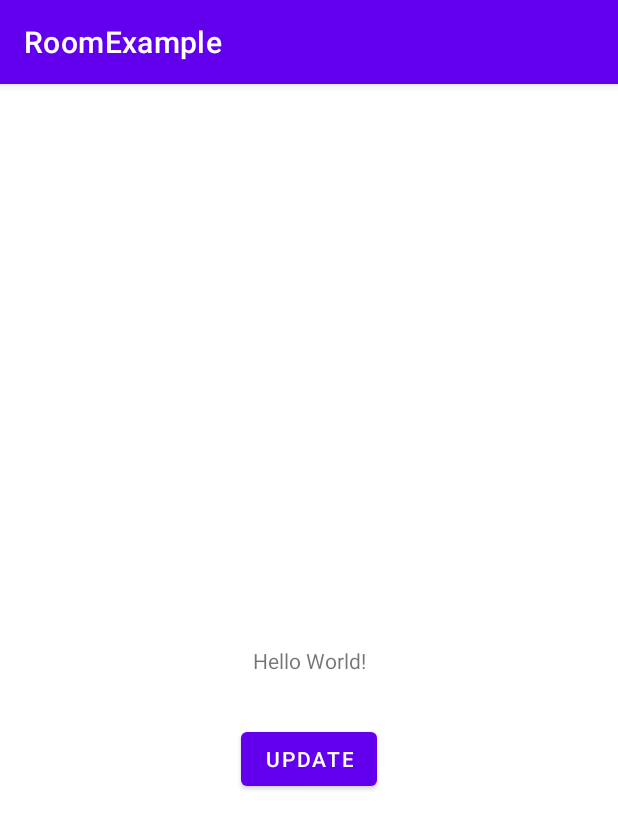
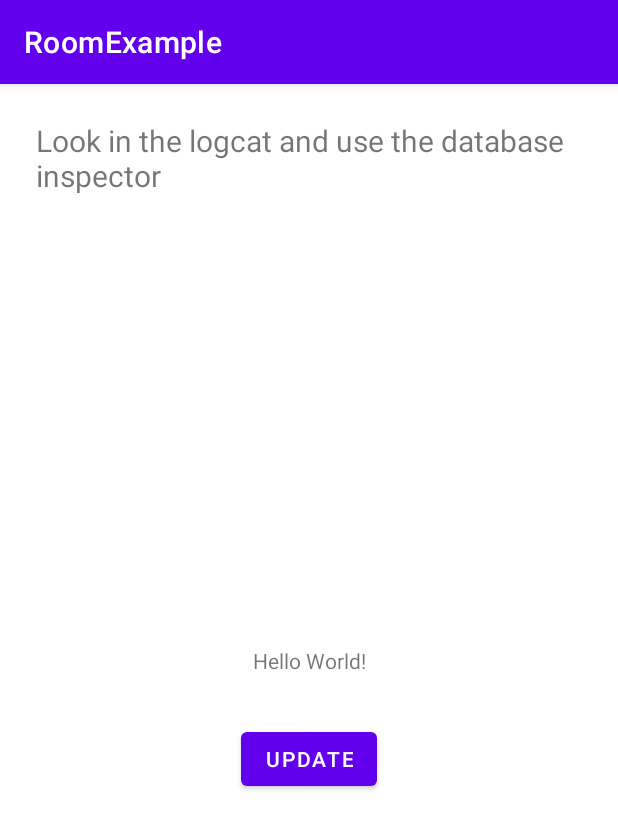
Before and after one commit to zaifrun/RoomExample, an Android app: the screen it shows after launch (MainActivity), on a phone screen of 412 x 824 dp. Shown: the top 829 px of the screen. Run offline under Robolectric (Android 15) with nearby library versions, the phone set to English and light mode, and no system bars; our stand-ins replace Room's generated code.

Commit message:
updated UI and strings.xml

```diff
--- a/app/src/main/java/org/pondar/roomexample/MainActivity.kt
+++ b/app/src/main/java/org/pondar/roomexample/MainActivity.kt
@@ -22,7 +22,7 @@ class MainActivity : AppCompatActivity() {
         viewModel = ViewModelProvider(this)[MainViewModel::class.java]
 
         // To insert some test data - NOTE: also clears the database
-       // viewModel.addTestData()
+       viewModel.addTestData()
 
         Repository.getAllBooks().observe(this, Observer{
             if (it.size > 0) {
--- a/app/src/main/res/layout/activity_main.xml
+++ b/app/src/main/res/layout/activity_main.xml
@@ -21,9 +21,21 @@
         android:layout_width="wrap_content"
         android:layout_height="wrap_content"
         android:layout_marginTop="32dp"
-        android:text="Update"
+        android:text="@string/update"
         app:layout_constraintEnd_toEndOf="parent"
         app:layout_constraintStart_toStartOf="parent"
         app:layout_constraintTop_toBottomOf="@+id/textView" />
 
+    <TextView
+        android:id="@+id/textView3"
+        android:layout_width="wrap_content"
+        android:layout_height="wrap_content"
+        android:layout_marginStart="24dp"
+        android:layout_marginTop="24dp"
+        android:text="@string/look_in_the_logcat_and_use_the_database_inspector"
+        android:textSize="20sp"
+        app:layout_constraintStart_toStartOf="parent"
+        app:layout_constraintTop_toTopOf="parent"
+        tools:text="Look in the logcat and use the database inspector" />
+
 </androidx.constraintlayout.widget.ConstraintLayout>
--- a/app/src/main/res/values/strings.xml
+++ b/app/src/main/res/values/strings.xml
@@ -1,3 +1,5 @@
 <resources>
     <string name="app_name">RoomExample</string>
+    <string name="look_in_the_logcat_and_use_the_database_inspector">Look in the logcat and use the database inspector</string>
+    <string name="update">Update</string>
 </resources>
--- a/build.gradle
+++ b/build.gradle
@@ -1,13 +1,13 @@
 // Top-level build file where you can add configuration options common to all sub-projects/modules.
 buildscript {
-    ext.kotlin_version = "1.4.10"
+    ext.kotlin_version = "1.4.30"
     repositories {
         google()
         jcenter()
         mavenCentral()
     }
     dependencies {
-        classpath "com.android.tools.build:gradle:4.1.0"
+        classpath "com.android.tools.build:gradle:4.1.2"
         classpath "org.jetbrains.kotlin:kotlin-gradle-plugin:$kotlin_version"
 
         // NOTE: Do not place your application dependencies here; they belong
```
Also changed, not shown: app/build.gradle (+9 -9 lines).
